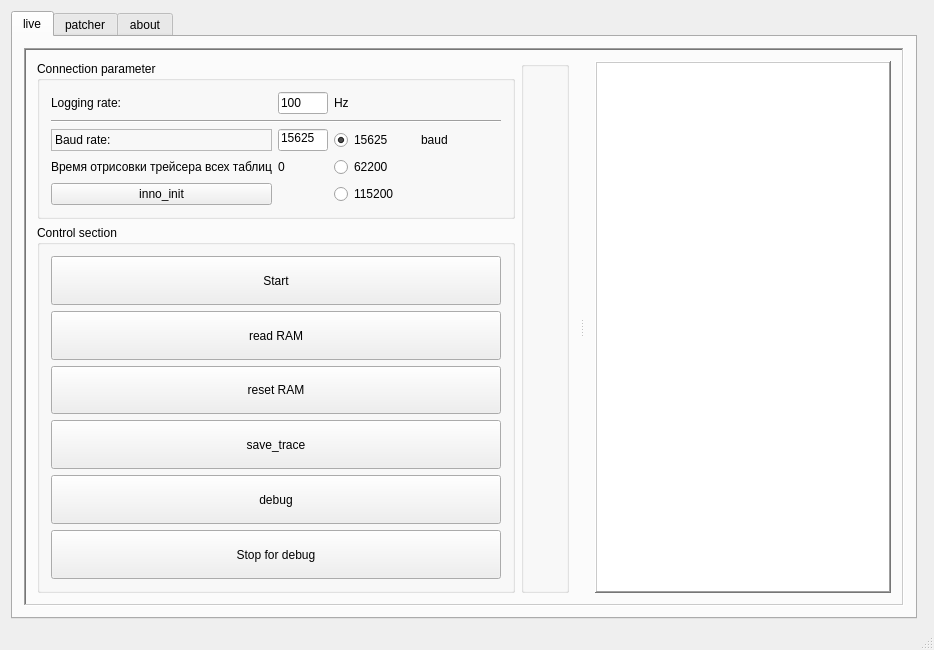
This is mainwindow.ui in DowJhob/Evo-live-map as Qt 5 draws it before an edit. The edited form follows.
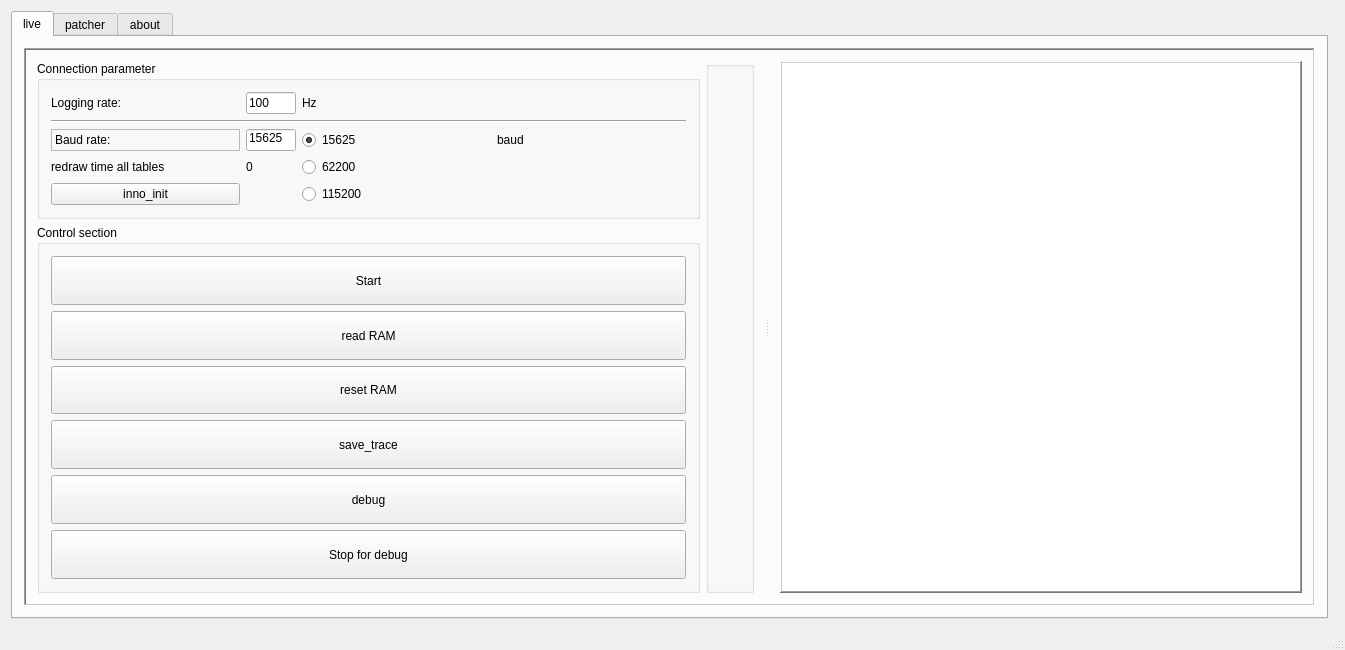
This is the edited form.

What changed in the file:
```diff
--- a/mainwindow.ui
+++ b/mainwindow.ui
@@ -6,7 +6,7 @@
    <rect>
     <x>0</x>
     <y>0</y>
-    <width>934</width>
+    <width>1345</width>
     <height>650</height>
    </rect>
   </property>
@@ -445,7 +445,7 @@
                  <item row="4" column="0">
                   <widget class="QLabel" name="label_7">
                    <property name="text">
-                    <string>Время отрисовки трейсера всех таблиц</string>
+                    <string>redraw time all tables</string>
                    </property>
                   </widget>
                  </item>
```
